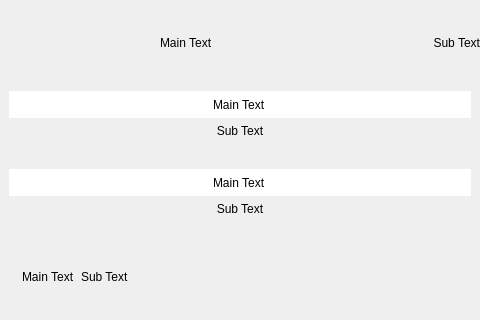
The window that widgets/dapguibutton.ui (demlabs-cellframe/dap-ui-sdk) describes before a commit, drawn with Qt 5; both pictures show x 0 to 480 and y 231 to 551 of the 480 by 551 pixel window.
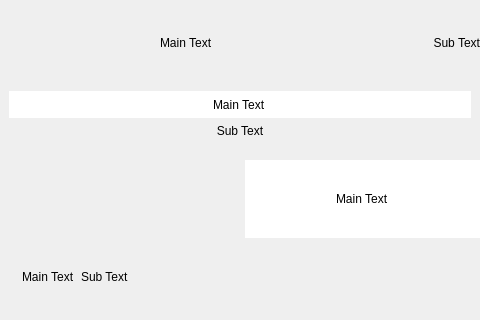
The same window after the commit. Custom widgets are drawn as their Qt base class.

Commit message: features-6565|[*]Adjusting the view according to the layout

```diff
--- a/widgets/dapguibutton.ui
+++ b/widgets/dapguibutton.ui
@@ -299,7 +299,29 @@
         <property name="cssStyle" stdset="0">
          <string>nobackground</string>
         </property>
-        <layout class="QVBoxLayout" name="verticalLayout_56">
+        <layout class="QHBoxLayout" name="horizontalLayout_6">
+         <property name="spacing">
+          <number>10</number>
+         </property>
+         <property name="leftMargin">
+          <number>0</number>
+         </property>
+         <property name="topMargin">
+          <number>0</number>
+         </property>
+         <property name="rightMargin">
+          <number>0</number>
+         </property>
+         <property name="bottomMargin">
+          <number>0</number>
+         </property>
+         <item>
+          <widget class="DapGuiLabel" name="DapGuiButtonIcon_61">
+           <property name="text">
+            <string/>
+           </property>
+          </widget>
+         </item>
          <item>
           <widget class="DapGuiLineEditNative" name="kelGuiLineEditMainNative">
            <property name="sizePolicy">
@@ -322,16 +344,6 @@
            </property>
           </widget>
          </item>
-         <item>
-          <widget class="DapGuiLabel" name="DapGuiButtonTextSub_46">
-           <property name="text">
-            <string>Sub Text</string>
-           </property>
-           <property name="alignment">
-            <set>Qt::AlignHCenter|Qt::AlignTop</set>
-           </property>
-          </widget>
-         </item>         
         </layout>
        </widget>
       </item>      
@@ -422,6 +434,11 @@
    <header>dapguiwidget.h</header>
    <container>1</container>
   </customwidget>
+  <customwidget>
+   <class>DapGuiPushButton</class>
+   <extends>QWidget</extends>
+   <header>dapguipushbutton.h</header>
+  </customwidget>  
  </customwidgets>
  <resources/>
  <connections/>
```
The commit also changes 14 other files.
